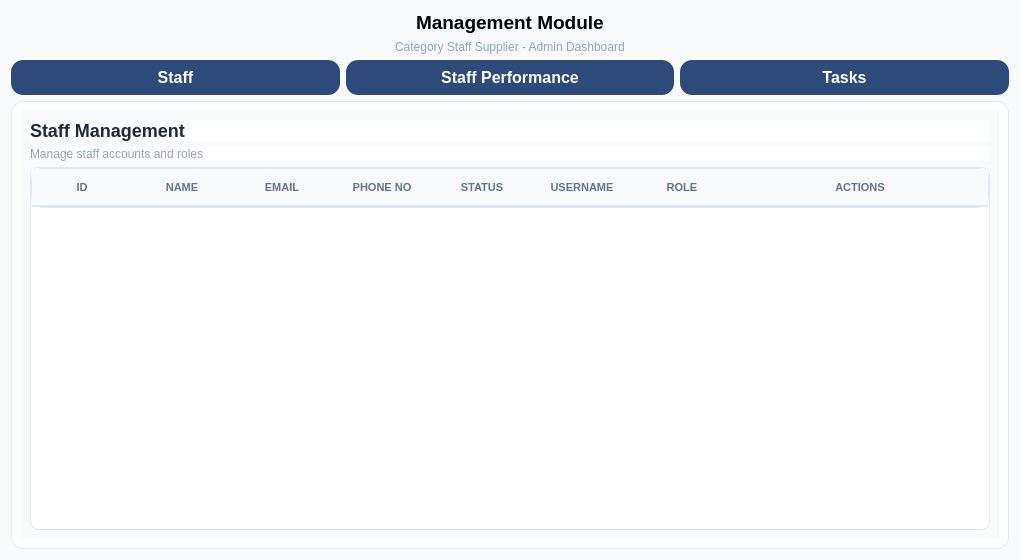
Above: ui/staff.ui from kriitikat/Sajilo-Bazarr before the change. Below: the same form after it.
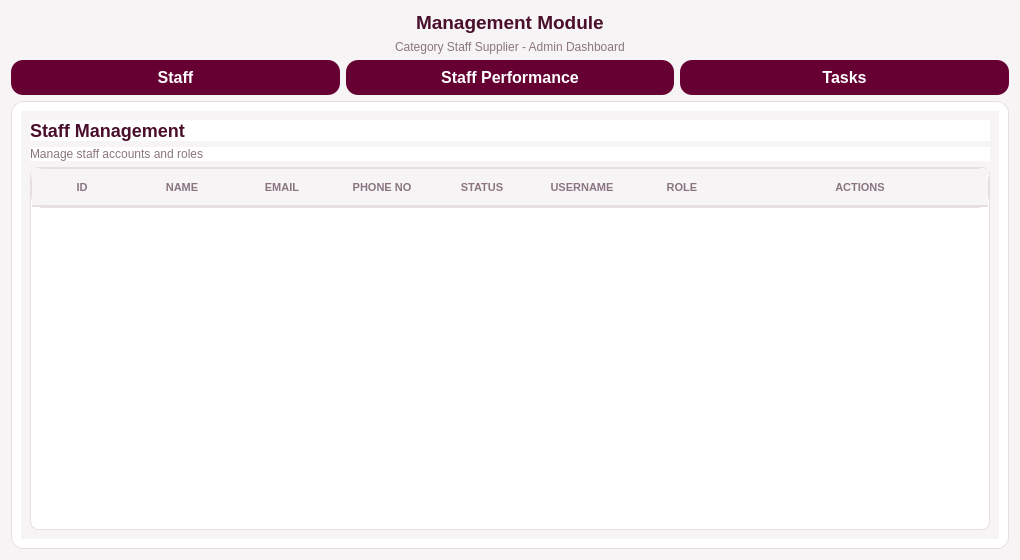
That is the form after the change.

Diff of the .ui file:
```diff
--- a/ui/staff.ui
+++ b/ui/staff.ui
@@ -31,7 +31,7 @@
   </property>
   <property name="styleSheet">
    <string notr="true">QWidget {
-    background-color: #f8fafc;
+    background-color: #F7F4F5;
     font-family: 'Segoe UI';
 }
 
@@ -41,7 +41,7 @@
    unexpire); all color/hover/font/radius styling lives here so staff.cpp
    never touches presentation. */
 QPushButton[actionRole=&quot;edit&quot;] {
-    background-color: #2563eb;
+    background-color: #7A4A5E;
     border: none;
     border-radius: 6px;
     padding: 4px 10px;
@@ -54,7 +54,7 @@
 }
 
 QPushButton[actionRole=&quot;disable&quot;] {
-    background-color: #d97706;
+    background-color: #B8790F;
     border: none;
     border-radius: 6px;
     padding: 4px 10px;
@@ -67,7 +67,7 @@
 }
 
 QPushButton[actionRole=&quot;enable&quot;] {
-    background-color: #16a34a;
+    background-color: #1E7A47;
     border: none;
     border-radius: 6px;
     padding: 4px 10px;
@@ -80,7 +80,7 @@
 }
 
 QPushButton[actionRole=&quot;expire&quot;] {
-    background-color: #dc2626;
+    background-color: #8B0000;
     border: none;
     border-radius: 6px;
     padding: 4px 10px;
@@ -93,7 +93,7 @@
 }
 
 QPushButton[actionRole=&quot;unexpire&quot;] {
-    background-color: #0891b2;
+    background-color: #A64D6E;
     border: none;
     border-radius: 6px;
     padding: 4px 10px;
@@ -128,7 +128,7 @@
       </font>
      </property>
      <property name="styleSheet">
-      <string notr="true">color: black;</string>
+      <string notr="true">color: #4A0F2B;</string>
      </property>
      <property name="frameShape">
       <enum>QFrame::Shape::NoFrame</enum>
@@ -159,7 +159,7 @@
      <property name="styleSheet">
       <string notr="true">QLabel {
     font-size: 12px;
-    color: #94a3b8;
+    color: #8A7580;
     border: none;
 }</string>
      </property>
@@ -174,7 +174,7 @@
       <widget class="QPushButton" name="navStaffBtn_3">
        <property name="styleSheet">
         <string notr="true">QPushButton {
-    background-color: #2D4A7A;
+    background-color: #660033;
     border: none;
     padding: 8px 16px;
     color: white;
@@ -196,7 +196,7 @@
       <widget class="QPushButton" name="navSupplierBtn_3">
        <property name="styleSheet">
         <string notr="true">QPushButton {
-    background-color: #2D4A7A;
+    background-color: #660033;
     border: none;
     padding: 8px 16px;
     color: white;
@@ -218,7 +218,7 @@
       <widget class="QPushButton" name="navTasksBtn_3">
        <property name="styleSheet">
         <string notr="true">QPushButton {
-    background-color: #2D4A7A;
+    background-color: #660033;
     border: none;
     padding: 8px 16px;
     color: white;
@@ -243,7 +243,7 @@
      <property name="styleSheet">
       <string notr="true">QFrame {
     background-color: #ffffff;
-    border: 1px solid #e2e8f0;
+    border: 1px solid #E6DEE1;
     border-radius: 12px;
 }</string>
      </property>
@@ -270,7 +270,7 @@
             <string notr="true">QLabel {
     font-size: 18px;
     font-weight: bold;
-    color: #1e293b;
+    color: #4A0F2B;
     border: none;
 }</string>
            </property>
@@ -284,7 +284,7 @@
            <property name="styleSheet">
             <string notr="true">QLabel {
     font-size: 12px;
-    color: #94a3b8;
+    color: #8A7580;
     border: none;
 }</string>
            </property>
@@ -297,32 +297,32 @@
           <widget class="QTableWidget" name="staffTable_3">
            <property name="styleSheet">
             <string notr="true">QTableWidget {
-    border: 1px solid #e2e8f0;
+    border: 1px solid #E6DEE1;
     border-radius: 8px;
     background-color: #ffffff;
-    gridline-color: #f1f5f9;
+    gridline-color: #F5EEF0;
     font-size: 13px;
 }
 
 QTableWidget::item {
     padding: 12px 8px;
-    border-bottom: 1px solid #f1f5f9;
-    color: #475569;
+    border-bottom: 1px solid #F5EEF0;
+    color: #6B5A63;
 }
 
 QTableWidget::item:selected {
-    background-color: #eff6ff;
-    color: #1e293b;
+    background-color: #F3E6EC;
+    color: #4A0F2B;
 }
 
 QHeaderView::section {
-    background-color: #f8fafc;
-    color: #64748b;
+    background-color: #F7F4F5;
+    color: #8A7580;
     font-weight: bold;
     font-size: 11px;
     padding: 10px 8px;
     border: none;
-    border-bottom: 2px solid #e2e8f0;
+    border-bottom: 2px solid #E6DEE1;
     text-transform: uppercase;
 }</string>
            </property>
```
Left out of the diff: 16 changed lines with no effect on the pictures.
